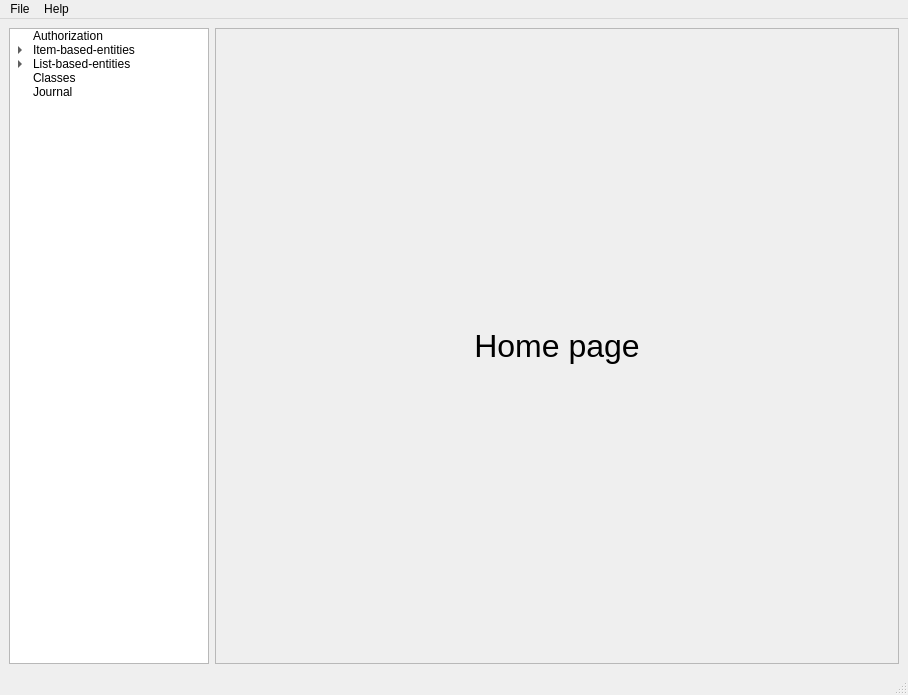
DStalytenkoDev/SchoolCRM, file MainWindow.ui: the form before one commit.
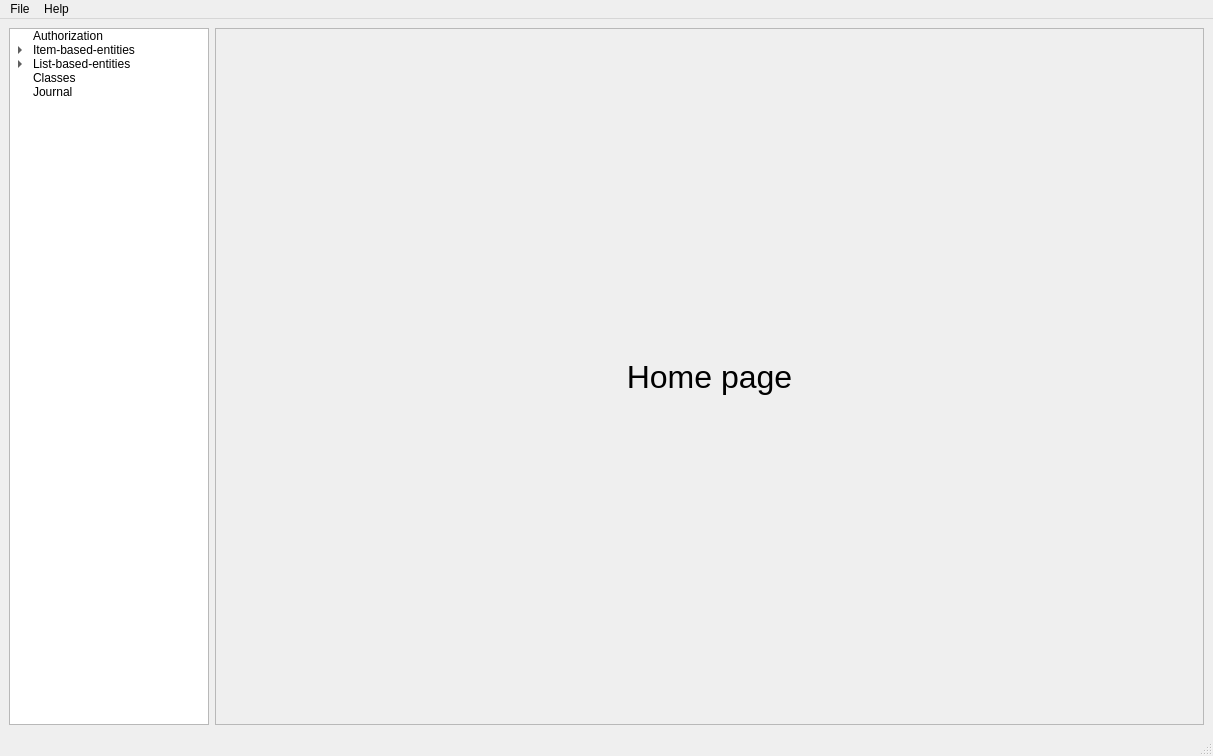
The form after the commit.

Commit message:
issue #22 in Persons, minumum size of window changed
PersonsModule gets update button
and no more resets its state when user entering it again

MainWindow has wider minimum width in order the person show
widget to correctly be shown

The edit to the form file:
```diff
--- a/MainWindow.ui
+++ b/MainWindow.ui
@@ -6,14 +6,14 @@
    <rect>
     <x>0</x>
     <y>0</y>
-    <width>908</width>
-    <height>695</height>
+    <width>1213</width>
+    <height>756</height>
    </rect>
   </property>
   <property name="minimumSize">
    <size>
-    <width>908</width>
-    <height>695</height>
+    <width>1213</width>
+    <height>756</height>
    </size>
   </property>
   <property name="windowTitle">
@@ -134,7 +134,7 @@
     <rect>
      <x>0</x>
      <y>0</y>
-     <width>908</width>
+     <width>1213</width>
      <height>21</height>
     </rect>
    </property>
```
The commit also changes 4 other files.
